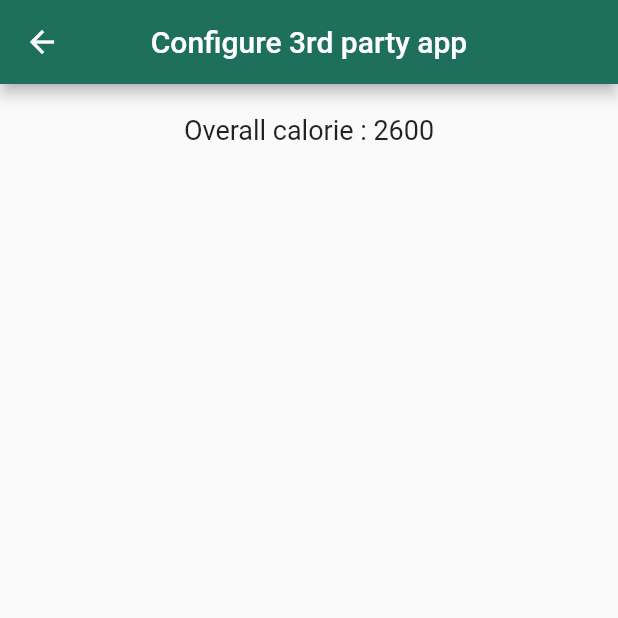
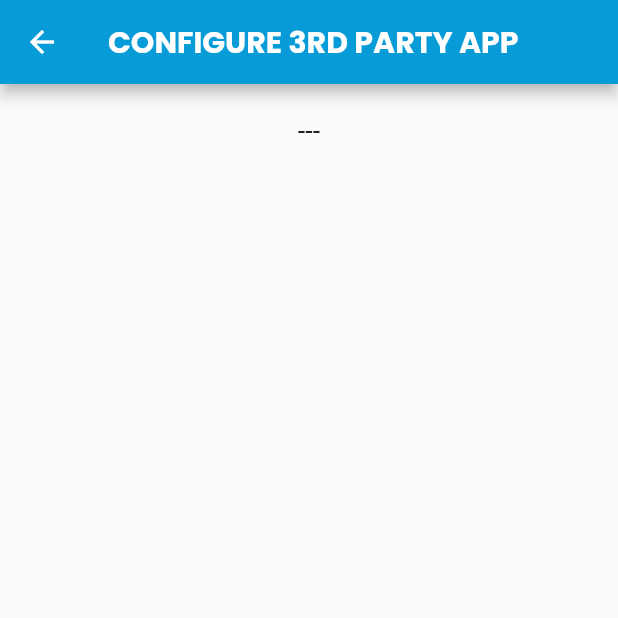
Before and after one commit to ammarrizal/stswks_health_app, a Flutter app: the ThirdPartyAppConfigPage screen opened directly, on a phone screen of 412 x 824 dp, the top half of it. Run offline on Flutter 3.47's test engine with Material 2 defaults, Android fonts, the phone set to English and light mode, and no system bars; our stand-ins replace font_awesome_flutter, google_fonts, hexcolor.

Commit message:
Consumed food/Running/walking/cycling/add and config 3rd app pages updated with the new theme

```diff
--- a/lib/views/third_party_app_config.dart
+++ b/lib/views/third_party_app_config.dart
@@ -10,8 +10,15 @@ class _ThirdPartyAppConfigPageState extends State<ThirdPartyAppConfigPage> {
   Widget build(BuildContext context) {
     return Scaffold(
       appBar: AppBar(
-        title: Text('Configure 3rd party app'),
-        backgroundColor: Color(0xff1e6f5c),
+        title: Text(
+          'CONFIGURE 3RD PARTY APP',
+          style: TextStyle(
+            fontFamily: 'Poppins',
+            color: Colors.white,
+            fontWeight: FontWeight.bold,
+          ),
+        ),
+        backgroundColor: Color(0xff079cd8),
         centerTitle: true,
       ),
       body: Container(
@@ -20,7 +27,7 @@ class _ThirdPartyAppConfigPageState extends State<ThirdPartyAppConfigPage> {
             children: [
               SizedBox(height: 20.0),
               Text(
-                'Overall calorie : 2600',
+                '---',
                 style: TextStyle(
                   fontSize: 18.0,
                 ),
```
Also changed, not shown: lib/views/consumed_food_page.dart (+9 -2 lines), lib/views/cycling_page.dart (+9 -2 lines), lib/views/running_page.dart (+9 -2 lines), lib/views/third_party_app_page.dart (+10 -3 lines), lib/views/walking_page.dart (+9 -2 lines).
